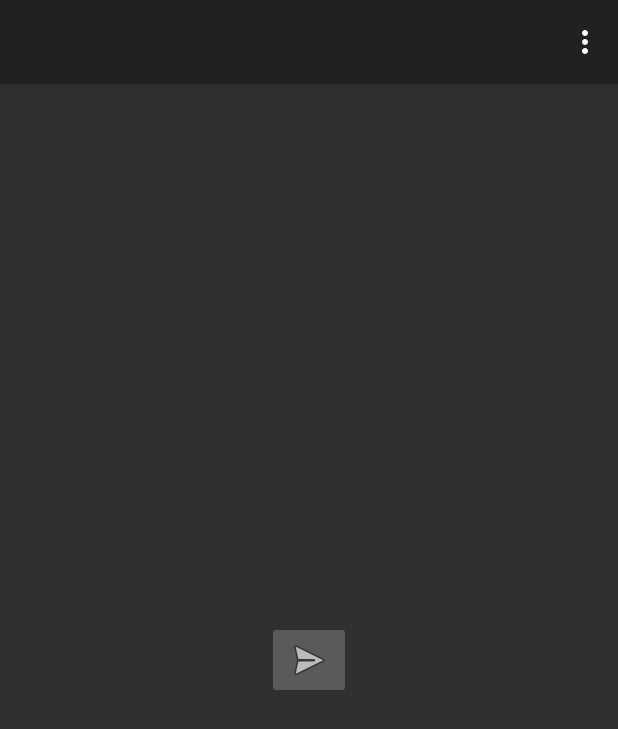
After one commit to jaytolentino/troop, an Android app: the MessageActionsFragment screen opened directly, with no data from a screen before it, on a phone screen of 412 x 824 dp. The commit adds this screen. Shown: the top 729 px of the screen. Run offline under Robolectric (Android 15) with nearby library versions, the phone set to English and light mode, and no system bars; our stand-ins replace ButterKnife.

Commit message:
added love action and sound

```diff
--- a/app/src/main/AndroidManifest.xml
+++ b/app/src/main/AndroidManifest.xml
@@ -14,6 +14,7 @@
             android:label="@string/title_activity_splash" >
             <intent-filter>
                 <action android:name="android.intent.action.MAIN" />
+
                 <category android:name="android.intent.category.LAUNCHER" />
             </intent-filter>
         </activity>
@@ -23,6 +24,10 @@
         <activity
             android:name="com.spotify.sdk.android.authentication.LoginActivity"
             android:theme="@android:style/Theme.Translucent.NoTitleBar" />
+        <activity
+            android:name=".activities.SessionActivity"
+            android:label="@string/title_activity_session" >
+        </activity>
     </application>
 
 </manifest>
--- /dev/null
+++ b/app/src/main/java/com/linkedladies/troop/activities/SessionActivity.java
@@ -0,0 +1,40 @@
+package com.linkedladies.troop.activities;
+
+import android.os.Bundle;
+import android.support.v4.app.FragmentTransaction;
+import android.support.v7.app.AppCompatActivity;
+import android.view.Menu;
+import android.view.MenuItem;
+
+import com.linkedladies.troop.R;
+import com.linkedladies.troop.fragments.MessageActionsFragment;
+
+public class SessionActivity extends AppCompatActivity {
+
+    @Override
+    protected void onCreate(Bundle savedInstanceState) {
+        super.onCreate(savedInstanceState);
+        setContentView(R.layout.activity_session);
+
+        FragmentTransaction ft = getSupportFragmentManager().beginTransaction();
+        ft.replace(R.id.flMessageActions, new MessageActionsFragment());
+        ft.commit();
+    }
+
+    @Override
+    public boolean onCreateOptionsMenu(Menu menu) {
+        getMenuInflater().inflate(R.menu.menu_session, menu);
+        return true;
+    }
+
+    @Override
+    public boolean onOptionsItemSelected(MenuItem item) {
+        int id = item.getItemId();
+
+        if (id == R.id.action_settings) {
+            return true;
+        }
+
+        return super.onOptionsItemSelected(item);
+    }
+}
--- /dev/null
+++ b/app/src/main/java/com/linkedladies/troop/fragments/MessageActionsFragment.java
@@ -0,0 +1,45 @@
+package com.linkedladies.troop.fragments;
+
+import android.app.Activity;
+import android.os.Bundle;
+import android.support.v4.app.Fragment;
+import android.view.LayoutInflater;
+import android.view.View;
+import android.view.ViewGroup;
+
+import com.linkedladies.troop.R;
+import com.linkedladies.troop.helpers.SoundManager;
+import com.linkedladies.troop.helpers.UIUtils;
+
+import butterknife.ButterKnife;
+import butterknife.OnClick;
+
+public class MessageActionsFragment extends Fragment{
+
+    private UIUtils uiUtils;
+    private SoundManager soundManager;
+
+    public MessageActionsFragment() {}
+
+    @Override
+    public void onAttach(Activity activity) {
+        super.onAttach(activity);
+        uiUtils = new UIUtils(activity);
+        soundManager = new SoundManager(activity);
+    }
+
+    @Override
+    public View onCreateView(LayoutInflater inflater, ViewGroup container,
+                             Bundle savedInstanceState) {
+        View parent = inflater.inflate(R.layout.fragment_message_actions, container, false);
+        ButterKnife.inject(this, parent);
+        return parent;
+    }
+
+    @OnClick(R.id.btnLove)
+    public void onSendLove() {
+        uiUtils.showToast(R.string.love_toast);
+        soundManager.playLove();
+    }
+
+}
--- /dev/null
+++ b/app/src/main/java/com/linkedladies/troop/helpers/SoundManager.java
@@ -0,0 +1,26 @@
+package com.linkedladies.troop.helpers;
+
+import android.content.Context;
+import android.media.MediaPlayer;
+
+import com.linkedladies.troop.R;
+
+public class SoundManager {
+
+    private Context context;
+
+    public SoundManager(Context context) {
+        this.context = context;
+    }
+
+    public void playLove() {
+        final MediaPlayer mediaPlayer = MediaPlayer.create(context, R.raw.love_ping);
+        mediaPlayer.start();
+        mediaPlayer.setOnCompletionListener(new MediaPlayer.OnCompletionListener() {
+            @Override
+            public void onCompletion(MediaPlayer mp) {
+                mediaPlayer.release();
+            }
+        });
+    }
+}
--- /dev/null
+++ b/app/src/main/res/layout/activity_session.xml
@@ -0,0 +1,14 @@
+<LinearLayout xmlns:android="http://schemas.android.com/apk/res/android"
+    xmlns:tools="http://schemas.android.com/tools"
+    android:layout_width="match_parent"
+    android:layout_height="match_parent"
+    android:orientation="vertical"
+    android:gravity="center"
+    tools:context="com.linkedladies.troop.activities.SessionActivity">
+
+    <FrameLayout
+        android:id="@+id/flMessageActions"
+        android:layout_width="match_parent"
+        android:layout_height="wrap_content" />
+
+</LinearLayout>
--- /dev/null
+++ b/app/src/main/res/layout/fragment_message_actions.xml
@@ -0,0 +1,15 @@
+<LinearLayout xmlns:android="http://schemas.android.com/apk/res/android"
+    xmlns:tools="http://schemas.android.com/tools"
+    android:layout_width="match_parent"
+    android:layout_height="match_parent"
+    android:orientation="horizontal"
+    android:gravity="center"
+    tools:context="com.linkedladies.troop.fragments.MessageActionsFragment">
+
+    <ImageButton
+        android:id="@+id/btnLove"
+        android:src="@android:drawable/ic_menu_send"
+        android:layout_width="wrap_content"
+        android:layout_height="wrap_content" />
+
+</LinearLayout>
--- /dev/null
+++ b/app/src/main/res/menu/menu_session.xml
@@ -0,0 +1,7 @@
+<menu xmlns:android="http://schemas.android.com/apk/res/android"
+    xmlns:app="http://schemas.android.com/apk/res-auto"
+    xmlns:tools="http://schemas.android.com/tools"
+    tools:context="com.linkedladies.troop.activities.SessionActivity">
+    <item android:id="@+id/action_settings" android:title="@string/action_settings"
+        android:orderInCategory="100" app:showAsAction="never" />
+</menu>
--- a/app/src/main/res/values/strings.xml
+++ b/app/src/main/res/values/strings.xml
@@ -4,14 +4,19 @@
     <!-- Actions -->
     <string name="action_get_started">Get Started</string>
     <string name="action_spotify_login">Login with Spotify</string>
+    <string name="action_skip">Skip</string>
+    <string name="action_settings">Settings</string>
 
     <string name="title_activity_splash"></string>
     <string name="title_activity_login"></string>
+    <string name="title_activity_session"></string>
+
     <string name="tagline">Get Fit with Friends</string>
 
     <string name="choose_music_login">Choose Your Music Provider</string>
 
     <string name="success_toast">Success</string>
     <string name="error_toast">Error. Please try again in a moment.</string>
+    <string name="love_toast">Love Sent</string>
 
 </resources>
```
Also changed, not shown: app/src/main/java/com/linkedladies/troop/activities/LoginActivity.java (+10 -0 lines), app/src/main/res/layout/activity_login.xml (+8 -0 lines), 1 other file.
